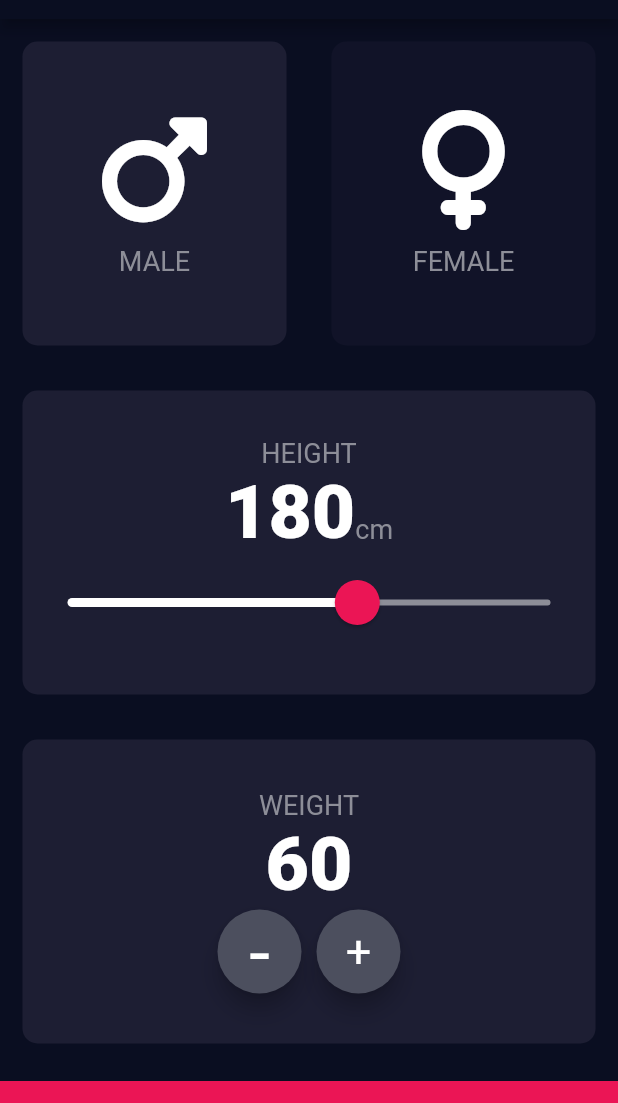
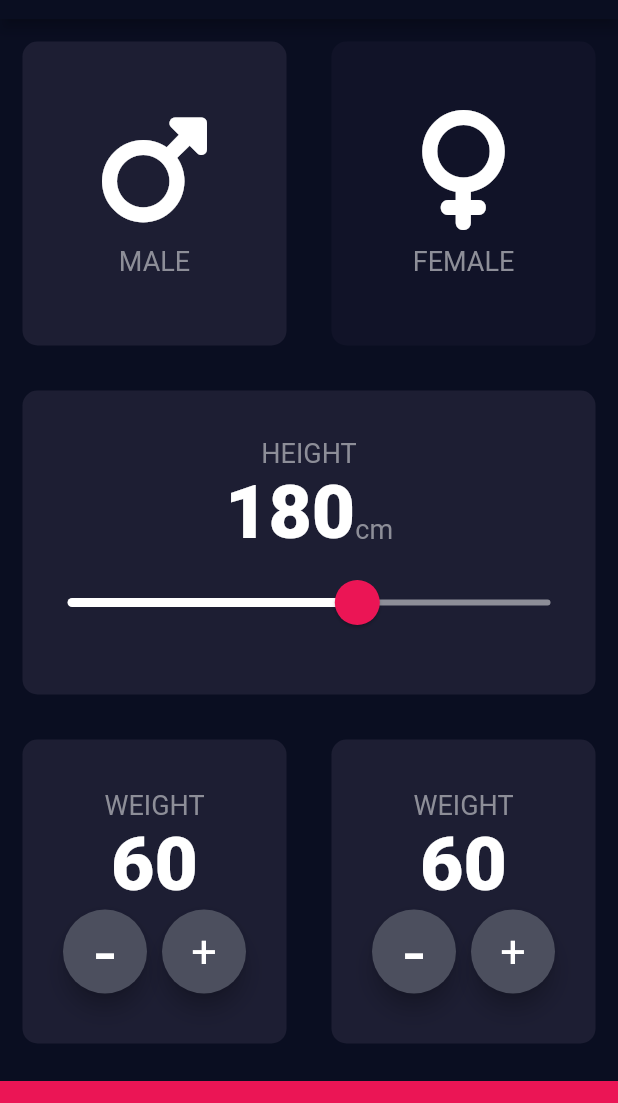
Before and after one commit to alriyadsouza/bmi_calculator, a Flutter app: the screen it shows after launch, on a phone screen of 412 x 824 dp, the part 65-1168 px from its top. Run offline on Flutter 3.47's test engine with Material 2 defaults, Android fonts, the phone set to English and light mode, and no system bars; our stand-ins replace font_awesome_flutter.

Commit message:
made changes

```diff
--- a/lib/input_page.dart
+++ b/lib/input_page.dart
@@ -187,14 +187,58 @@ class _InputPageState extends State<InputPage> {
                 },
                 ),
               ),
-              // Expanded(
-              //   child: reusableCard(
-              //     colour: kcardColor, cardChild: null,
-              //     onPress: (){
-              //     print("pressed");
-              //   },
-              //   ),
-              // ),
+              Expanded(
+                child: reusableCard(
+                  colour: kcardColor,
+                  cardChild: Column(
+                    mainAxisAlignment: MainAxisAlignment.center,
+                    children:[
+                      const Text(
+                        'WEIGHT',
+                        style: klabelTextStyles,
+                      ),
+                      Text(
+                        weight.toString(),
+                        style: kNumberTextStyles,
+                      ),
+                      Row(
+                        mainAxisAlignment: MainAxisAlignment.center,
+                        children: [
+                          RoundIconButton(
+                            icon:FontAwesomeIcons.minus,
+                            child: const Text('-',
+                              style: TextStyle(
+                                fontSize: 50.0,
+                              ),
+                            ),
+                            onPressed: (){
+                              setState(() {
+                                weight--;
+                              });
+                            },
+                          ),
+                          SizedBox(width: 10.0,),
+                          RoundIconButton(
+                            icon:FontAwesomeIcons.plus,
+                            child: const Text('+',
+                              style: TextStyle(
+                                fontSize: 30.0,
+                              ),
+                            ),
+                            onPressed: (){
+                              setState(() {
+                                weight++;
+                              });
+                            },
+                          ),
+                        ],
+                      ),
+                    ],
+                  ), onPress: (){
+                  print("pressed");
+                },
+                ),
+              ),
             ]),
           ),
           Container(
```
